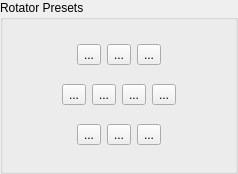
This is mqt/MqtLogger/RotPresets.ui in Rsclub22/Minos2-Mirror as Qt 5 draws it before an edit. The edited form follows.
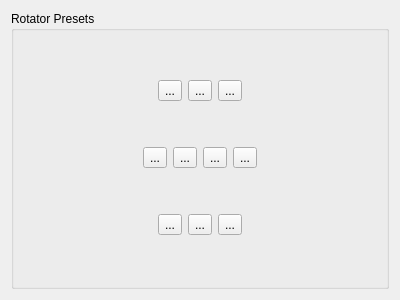
This is the edited form.

Diff of the .ui file:
```diff
--- a/mqt/MqtLogger/RotPresets.ui
+++ b/mqt/MqtLogger/RotPresets.ui
@@ -1,18 +1,21 @@
 <?xml version="1.0" encoding="UTF-8"?>
 <ui version="4.0">
  <class>RotPresets</class>
- <widget class="QGroupBox" name="RotPresets">
+ <widget class="QFrame" name="RotPresets">
   <property name="geometry">
    <rect>
     <x>0</x>
     <y>0</y>
-    <width>238</width>
-    <height>174</height>
+    <width>400</width>
+    <height>300</height>
    </rect>
   </property>
   <property name="windowTitle">
    <string/>
   </property>
+  <layout class="QVBoxLayout" name="verticalLayout_2">
+   <item>
+    <widget class="QGroupBox" name="rotPresetsGroupBox">
   <property name="title">
    <string>Rotator Presets</string>
   </property>
@@ -176,6 +179,9 @@
       </spacer>
      </item>
     </layout>
+      </item>
+     </layout>
+    </widget>
    </item>
   </layout>
  </widget>
```
Left out of the diff: 2 changed lines with no effect on the pictures. Lines whose indentation alone changed are shown as unchanged.
